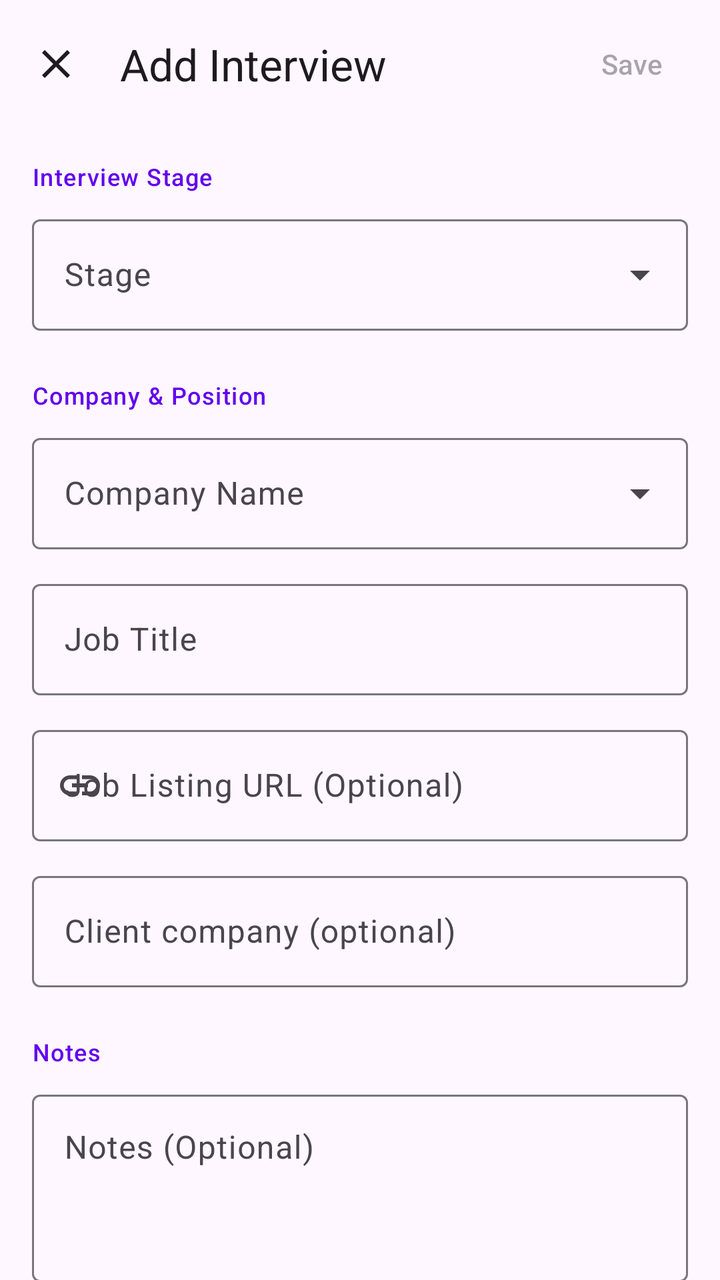
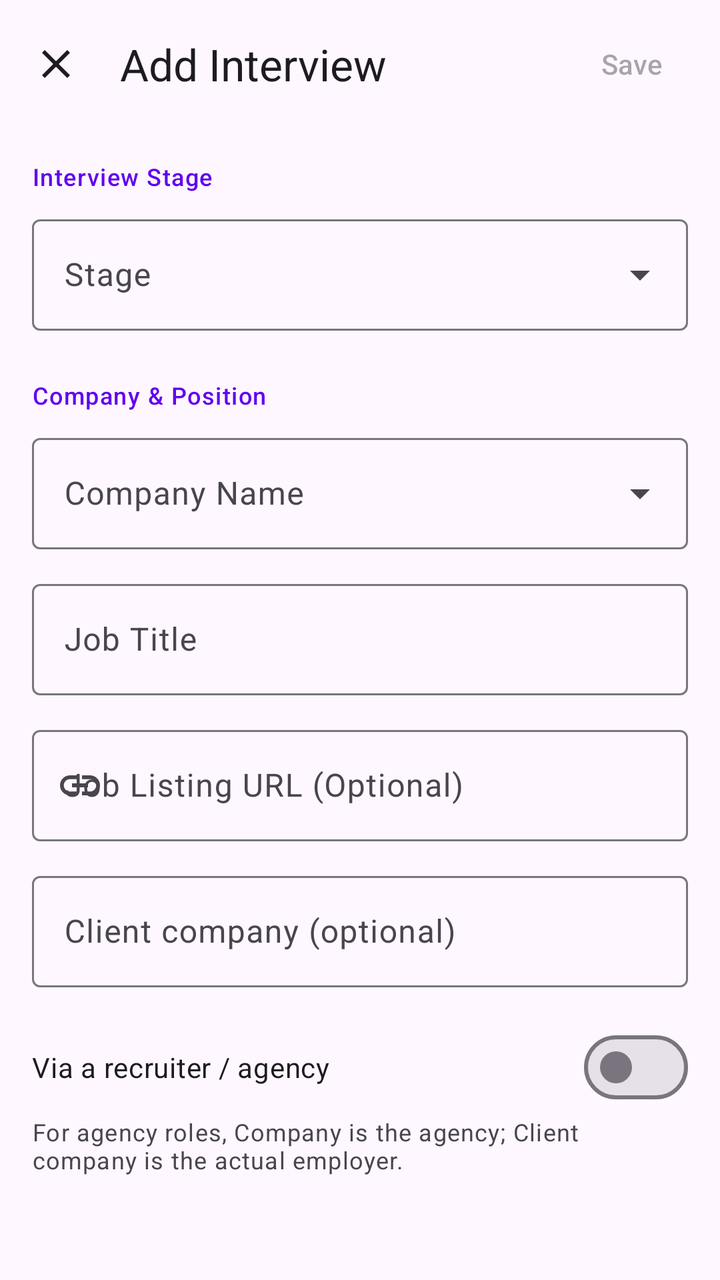

An Android layout rendered at two revisions. The XML below is the earlier revision; the diff shows what the commit changed to produce the second picture.
<!-- AndroidManifest.xml: application theme Theme.Android -->
<!-- res/layout/activity_add_interview.xml -->
<?xml version="1.0" encoding="utf-8"?>
<LinearLayout
    xmlns:android="http://schemas.android.com/apk/res/android"
    xmlns:app="http://schemas.android.com/apk/res-auto"
    android:layout_width="match_parent"
    android:layout_height="match_parent"
    android:orientation="vertical"
    android:fitsSystemWindows="true">

    
    <com.google.android.material.appbar.MaterialToolbar
        android:id="@+id/toolbar"
        android:layout_width="match_parent"
        android:layout_height="?attr/actionBarSize"
        app:title="Add Interview"
        app:navigationIcon="@drawable/ic_close"
        app:navigationIconTint="?attr/colorOnSurface">

        <com.google.android.material.button.MaterialButton
            android:id="@+id/buttonSave"
            style="@style/Widget.Material3.Button.TextButton"
            android:layout_width="wrap_content"
            android:layout_height="wrap_content"
            android:layout_gravity="end"
            android:text="@string/save"
            android:enabled="false" />

    </com.google.android.material.appbar.MaterialToolbar>

    <androidx.core.widget.NestedScrollView
        android:layout_width="match_parent"
        android:layout_height="match_parent"
        android:fillViewport="true">

        <LinearLayout
            android:layout_width="match_parent"
            android:layout_height="wrap_content"
            android:orientation="vertical"
            android:padding="16dp">

            
            <TextView
                android:layout_width="match_parent"
                android:layout_height="wrap_content"
                android:text="@string/interview_stage"
                android:textAppearance="?attr/textAppearanceLabelMedium"
                android:textColor="?attr/colorPrimary"
                android:paddingBottom="8dp" />

            <com.google.android.material.textfield.TextInputLayout
                android:id="@+id/layoutStage"
                style="@style/Widget.Material3.TextInputLayout.OutlinedBox.ExposedDropdownMenu"
                android:layout_width="match_parent"
                android:layout_height="wrap_content"
                android:hint="@string/stage">

                <AutoCompleteTextView
                    android:id="@+id/dropdownStage"
                    android:layout_width="match_parent"
                    android:layout_height="wrap_content"
                    android:inputType="none" />

            </com.google.android.material.textfield.TextInputLayout>

            
            <TextView
                android:layout_width="match_parent"
                android:layout_height="wrap_content"
                android:text="@string/company_position"
                android:textAppearance="?attr/textAppearanceLabelMedium"
                android:textColor="?attr/colorPrimary"
                android:paddingTop="24dp"
                android:paddingBottom="8dp" />

            <com.google.android.material.textfield.TextInputLayout
                android:id="@+id/layoutCompanyName"
                style="@style/Widget.Material3.TextInputLayout.OutlinedBox.ExposedDropdownMenu"
                android:layout_width="match_parent"
                android:layout_height="wrap_content"
                android:hint="@string/company_name">

                <AutoCompleteTextView
                    android:id="@+id/editCompanyName"
                    android:layout_width="match_parent"
                    android:layout_height="wrap_content"
                    android:inputType="textCapWords"
                    android:completionThreshold="1" />

            </com.google.android.material.textfield.TextInputLayout>

            <com.google.android.material.textfield.TextInputLayout
                android:id="@+id/layoutJobTitle"
                style="@style/Widget.Material3.TextInputLayout.OutlinedBox"
                android:layout_width="match_parent"
                android:layout_height="wrap_content"
                android:layout_marginTop="12dp"
                android:hint="@string/job_title">

                <com.google.android.material.textfield.TextInputEditText
                    android:id="@+id/editJobTitle"
                    android:layout_width="match_parent"
                    android:layout_height="wrap_content"
                    android:inputType="textCapWords" />

            </com.google.android.material.textfield.TextInputLayout>

            <com.google.android.material.textfield.TextInputLayout
                android:id="@+id/layoutJobListing"
                style="@style/Widget.Material3.TextInputLayout.OutlinedBox"
                android:layout_width="match_parent"
                android:layout_height="wrap_content"
                android:layout_marginTop="12dp"
                android:hint="@string/job_listing_url"
                app:startIconDrawable="@drawable/ic_link">

                <com.google.android.material.textfield.TextInputEditText
                    android:id="@+id/editJobListing"
                    android:layout_width="match_parent"
                    android:layout_height="wrap_content"
                    android:inputType="textUri" />

            </com.google.android.material.textfield.TextInputLayout>

            <com.google.android.material.textfield.TextInputLayout
                android:layout_width="match_parent" android:layout_height="wrap_content"
                android:layout_marginTop="12dp" android:hint="Client company (optional)"
                style="@style/Widget.Material3.TextInputLayout.OutlinedBox">
                <com.google.android.material.textfield.TextInputEditText
                    android:id="@+id/editClientCompany" android:layout_width="match_parent"
                    android:layout_height="wrap_content" android:inputType="textCapWords" />
            </com.google.android.material.textfield.TextInputLayout>
            <com.google.android.material.textfield.TextInputLayout
                android:id="@+id/layoutOutcome" android:visibility="gone"
                android:layout_width="match_parent" android:layout_height="wrap_content"
                android:layout_marginTop="12dp" android:hint="Outcome"
                style="@style/Widget.Material3.TextInputLayout.OutlinedBox.ExposedDropdownMenu">
                <AutoCompleteTextView android:id="@+id/dropdownOutcome"
                    android:layout_width="match_parent" android:layout_height="wrap_content"
                    android:inputType="none" />
            </com.google.android.material.textfield.TextInputLayout>

            
            <LinearLayout
                android:id="@+id/sectionInterviewDetails"
                android:layout_width="match_parent"
                android:layout_height="wrap_content"
                android:orientation="vertical"
                android:visibility="gone">

                <TextView
                    android:id="@+id/textInterviewDetailsHeader"
                    android:layout_width="match_parent"
                    android:layout_height="wrap_content"
                    android:text="@string/interview_details"
                    android:textAppearance="?attr/textAppearanceLabelMedium"
                    android:textColor="?attr/colorPrimary"
                    android:paddingTop="24dp"
                    android:paddingBottom="8dp" />

                <com.google.android.material.textfield.TextInputLayout
                    android:id="@+id/layoutInterviewDateTime"
                    style="@style/Widget.Material3.TextInputLayout.OutlinedBox"
                    android:layout_width="match_parent"
                    android:layout_height="wrap_content"
                    android:hint="@string/interview_date_time"
                    app:startIconDrawable="@drawable/ic_calendar_empty">

                    <com.google.android.material.textfield.TextInputEditText
                        android:id="@+id/editInterviewDateTime"
                        android:layout_width="match_parent"
                        android:layout_height="wrap_content"
                        android:inputType="none"
                        android:focusable="false"
                        android:clickable="true" />

                </com.google.android.material.textfield.TextInputLayout>

                <com.google.android.material.textfield.TextInputLayout
                    android:id="@+id/layoutMethod"
                    style="@style/Widget.Material3.TextInputLayout.OutlinedBox.ExposedDropdownMenu"
                    android:layout_width="match_parent"
                    android:layout_height="wrap_content"
                    android:layout_marginTop="12dp"
                    android:hint="@string/interview_method">

                    <AutoCompleteTextView
                        android:id="@+id/dropdownMethod"
                        android:layout_width="match_parent"
                        android:layout_height="wrap_content"
                        android:inputType="none" />

                </com.google.android.material.textfield.TextInputLayout>

                <com.google.android.material.textfield.TextInputLayout
                    android:id="@+id/layoutInterviewer"
                    style="@style/Widget.Material3.TextInputLayout.OutlinedBox"
                    android:layout_width="match_parent"
                    android:layout_height="wrap_content"
                    android:layout_marginTop="12dp"
                    android:hint="@string/interviewer_optional">

                    <com.google.android.material.textfield.TextInputEditText
                        android:id="@+id/editInterviewer"
                        android:layout_width="match_parent"
                        android:layout_height="wrap_content"
                        android:inputType="textPersonName" />

                </com.google.android.material.textfield.TextInputLayout>

                <com.google.android.material.textfield.TextInputLayout
                    android:id="@+id/layoutMeetingLink"
                    style="@style/Widget.Material3.TextInputLayout.OutlinedBox"
                    android:layout_width="match_parent"
                    android:layout_height="wrap_content"
                    android:layout_marginTop="12dp"
                    android:hint="@string/meeting_link_optional"
                    android:visibility="gone">

                    <com.google.android.material.textfield.TextInputEditText
                        android:id="@+id/editMeetingLink"
                        android:layout_width="match_parent"
                        android:layout_height="wrap_content"
                        android:inputType="textUri" />

                </com.google.android.material.textfield.TextInputLayout>

            </LinearLayout>

            
            <LinearLayout
                android:id="@+id/sectionDeadline"
                android:layout_width="match_parent"
                android:layout_height="wrap_content"
                android:orientation="vertical"
                android:visibility="gone">

                <TextView
                    android:layout_width="match_parent"
                    android:layout_height="wrap_content"
                    android:text="@string/technical_test_details"
                    android:textAppearance="?attr/textAppearanceLabelMedium"
                    android:textColor="?attr/colorPrimary"
                    android:paddingTop="24dp"
                    android:paddingBottom="8dp" />

                <com.google.android.material.textfield.TextInputLayout
                    android:id="@+id/layoutDeadline"
                    style="@style/Widget.Material3.TextInputLayout.OutlinedBox"
                    android:layout_width="match_parent"
                    android:layout_height="wrap_content"
                    android:hint="@string/deadline"
                    app:startIconDrawable="@drawable/ic_calendar_empty">

                    <com.google.android.material.textfield.TextInputEditText
                        android:id="@+id/editDeadline"
                        android:layout_width="match_parent"
                        android:layout_height="wrap_content"
                        android:inputType="none"
                        android:focusable="false"
                        android:clickable="true" />

                </com.google.android.material.textfield.TextInputLayout>

                <com.google.android.material.textfield.TextInputLayout
                    android:id="@+id/layoutTestLink"
                    style="@style/Widget.Material3.TextInputLayout.OutlinedBox"
                    android:layout_width="match_parent"
                    android:layout_height="wrap_content"
                    android:layout_marginTop="12dp"
                    android:hint="@string/test_link_optional">

                    <com.google.android.material.textfield.TextInputEditText
                        android:id="@+id/editTestLink"
                        android:layout_width="match_parent"
                        android:layout_height="wrap_content"
                        android:inputType="textUri" />

                </com.google.android.material.textfield.TextInputLayout>

            </LinearLayout>

            
            <TextView
                android:layout_width="match_parent"
                android:layout_height="wrap_content"
                android:text="@string/notes"
                android:textAppearance="?attr/textAppearanceLabelMedium"
                android:textColor="?attr/colorPrimary"
                android:paddingTop="24dp"
                android:paddingBottom="8dp" />

            <com.google.android.material.textfield.TextInputLayout
                android:id="@+id/layoutNotes"
                style="@style/Widget.Material3.TextInputLayout.OutlinedBox"
                android:layout_width="match_parent"
                android:layout_height="wrap_content"
                android:hint="@string/notes_optional">

                <com.google.android.material.textfield.TextInputEditText
                    android:id="@+id/editNotes"
                    android:layout_width="match_parent"
                    android:layout_height="wrap_content"
                    android:inputType="textMultiLine"
                    android:minLines="3"
                    android:gravity="top" />

            </com.google.android.material.textfield.TextInputLayout>

            <com.google.android.material.textfield.TextInputLayout
                style="@style/Widget.Material3.TextInputLayout.OutlinedBox"
                android:layout_width="match_parent"
                android:layout_height="wrap_content"
                android:layout_marginTop="16dp"
                android:hint="Duration in minutes (optional)">
                <com.google.android.material.textfield.TextInputEditText
                    android:id="@+id/editDuration"
                    android:layout_width="match_parent"
                    android:layout_height="wrap_content"
                    android:inputType="number"
                    android:maxLength="3" />
            </com.google.android.material.textfield.TextInputLayout>

            
            <View
                android:layout_width="match_parent"
                android:layout_height="32dp" />

        </LinearLayout>

    </androidx.core.widget.NestedScrollView>

</LinearLayout>
<!-- resources referenced by this layout -->
<resources>
  <!-- drawable ic_calendar_empty (drawable) -->
  <?xml version="1.0" encoding="utf-8"?>
  <vector xmlns:android="http://schemas.android.com/apk/res/android"
      android:width="24dp"
      android:height="24dp"
      android:viewportWidth="24"
      android:viewportHeight="24">
      <path
          android:fillColor="@android:color/white"
          android:pathData="M19,4h-1V2h-2v2H8V2H6v2H5C3.89,4 3.01,4.9 3.01,6L3,20c0,1.1 0.89,2 2,2h14c1.1,0 2,-0.9 2,-2V6C21,4.9 20.1,4 19,4zM19,20H5V10h14V20zM19,8H5V6h14V8zM12,13m-2.5,0a2.5,2.5 0,1 1,5 0a2.5,2.5 0,1 1,-5 0"/>
  </vector>
  <!-- drawable ic_close (drawable) -->
  <?xml version="1.0" encoding="utf-8"?>
  <vector xmlns:android="http://schemas.android.com/apk/res/android"
      android:width="24dp"
      android:height="24dp"
      android:viewportWidth="24"
      android:viewportHeight="24">
      <path
          android:fillColor="@android:color/white"
          android:pathData="M19,6.41L17.59,5 12,10.59 6.41,5 5,6.41 10.59,12 5,17.59 6.41,19 12,13.41 17.59,19 19,17.59 13.41,12z"/>
  </vector>
  <!-- drawable ic_link (drawable) -->
  <vector xmlns:android="http://schemas.android.com/apk/res/android"
      android:width="24dp"
      android:height="24dp"
      android:viewportWidth="24"
      android:viewportHeight="24"
      android:tint="?attr/colorControlNormal">
      <path
          android:fillColor="@android:color/white"
          android:pathData="M3.9,12c0,-1.71 1.39,-3.1 3.1,-3.1h4V7H7c-2.76,0 -5,2.24 -5,5s2.24,5 5,5h4v-1.9H7c-1.71,0 -3.1,-1.39 -3.1,-3.1zM8,13h8v-2H8v2zM17,7h-4v1.9h4c1.71,0 3.1,1.39 3.1,3.1s-1.39,3.1 -3.1,3.1h-4V17h4c2.76,0 5,-2.24 5,-5s-2.24,-5 -5,-5z"/>
  </vector>
  <string name="company_name">Company Name</string>
  <string name="company_position">Company &amp; Position</string>
  <string name="deadline">Deadline</string>
  <string name="interview_date_time">Interview Date &amp; Time</string>
  <string name="interview_details">Interview Details</string>
  <string name="interview_method">Interview Method</string>
  <string name="interview_stage">Interview Stage</string>
  <string name="interviewer_optional">Interviewer (Optional)</string>
  <string name="job_listing_url">Job Listing URL (Optional)</string>
  <string name="job_title">Job Title</string>
  <string name="meeting_link_optional">Meeting Link (Optional)</string>
  <string name="notes">Notes</string>
  <string name="notes_optional">Notes (Optional)</string>
  <string name="save">Save</string>
  <string name="stage">Stage</string>
  <string name="technical_test_details">Technical Test Details</string>
  <string name="test_link_optional">Test Link (Optional)</string>
  <style name="Theme.Android" parent="Theme.Material3.DayNight.NoActionBar">
          
          <item name="colorPrimary">@color/purple_500</item>
          <item name="colorPrimaryContainer">@color/purple_200</item>
          <item name="colorOnPrimary">@color/white</item>
          
          <item name="colorSecondary">@color/teal_200</item>
          <item name="colorSecondaryContainer">@color/teal_200</item>
          <item name="colorOnSecondary">@color/black</item>
          
          <item name="android:statusBarColor">?attr/colorSurface</item>
          <item name="android:windowLightStatusBar">true</item>
      </style>
  <color name="purple_500">#FF6200EE</color>
  <color name="purple_200">#FFBB86FC</color>
  <color name="white">#FFFFFFFF</color>
  <color name="teal_200">#FF03DAC5</color>
  <color name="black">#FF000000</color>
</resources>

<!-- the commit's change to res/layout/activity_add_interview.xml (unified diff, before → after) -->
@@ -139,6 +139,11 @@
                     android:inputType="none" />
             </com.google.android.material.textfield.TextInputLayout>
 
+            <com.google.android.material.materialswitch.MaterialSwitch android:id="@+id/switchViaRecruiter" android:layout_width="match_parent" android:layout_height="wrap_content" android:text="Via a recruiter / agency" android:layout_marginTop="16dp"/>
+            <TextView android:layout_width="match_parent" android:layout_height="wrap_content" android:text="For agency roles, Company is the agency; Client company is the actual employer." android:textAppearance="?attr/textAppearanceBodySmall"/>
+            <TextView android:id="@+id/textAgencyRecord" android:layout_width="match_parent" android:layout_height="wrap_content" android:layout_marginTop="8dp" android:textAppearance="?attr/textAppearanceBodyMedium"/>
+            <LinearLayout android:id="@+id/recruiterFields" android:layout_width="match_parent" android:layout_height="wrap_content" android:orientation="vertical" android:visibility="gone"><com.google.android.material.textfield.TextInputLayout style="@style/Widget.Material3.TextInputLayout.OutlinedBox" android:layout_width="match_parent" android:layout_height="wrap_content" android:layout_marginTop="8dp" android:hint="Recruiter name"><com.google.android.material.textfield.TextInputEditText android:id="@+id/editRecruiterName" android:layout_width="match_parent" android:layout_height="wrap_content" android:inputType="textPersonName" android:maxLength="200"/></com.google.android.material.textfield.TextInputLayout><com.google.android.material.textfield.TextInputLayout style="@style/Widget.Material3.TextInputLayout.OutlinedBox" android:layout_width="match_parent" android:layout_height="wrap_content" android:layout_marginTop="8dp" android:hint="Recruiter email"><com.google.android.material.textfield.TextInputEditText android:id="@+id/editRecruiterEmail" android:layout_width="match_parent" android:layout_height="wrap_content" android:inputType="textEmailAddress" android:maxLength="254"/></com.google.android.material.textfield.TextInputLayout><com.google.android.material.textfield.TextInputLayout style="@style/Widget.Material3.TextInputLayout.OutlinedBox" android:layout_width="match_parent" android:layout_height="wrap_content" android:layout_marginTop="8dp" android:hint="Recruiter LinkedIn URL"><com.google.android.material.textfield.TextInputEditText android:id="@+id/editRecruiterLinkedIn" android:layout_width="match_parent" android:layout_height="wrap_content" android:inputType="textUri" android:maxLength="2048"/></com.google.android.material.textfield.TextInputLayout></LinearLayout>
+
             
             <LinearLayout
                 android:id="@+id/sectionInterviewDetails"
